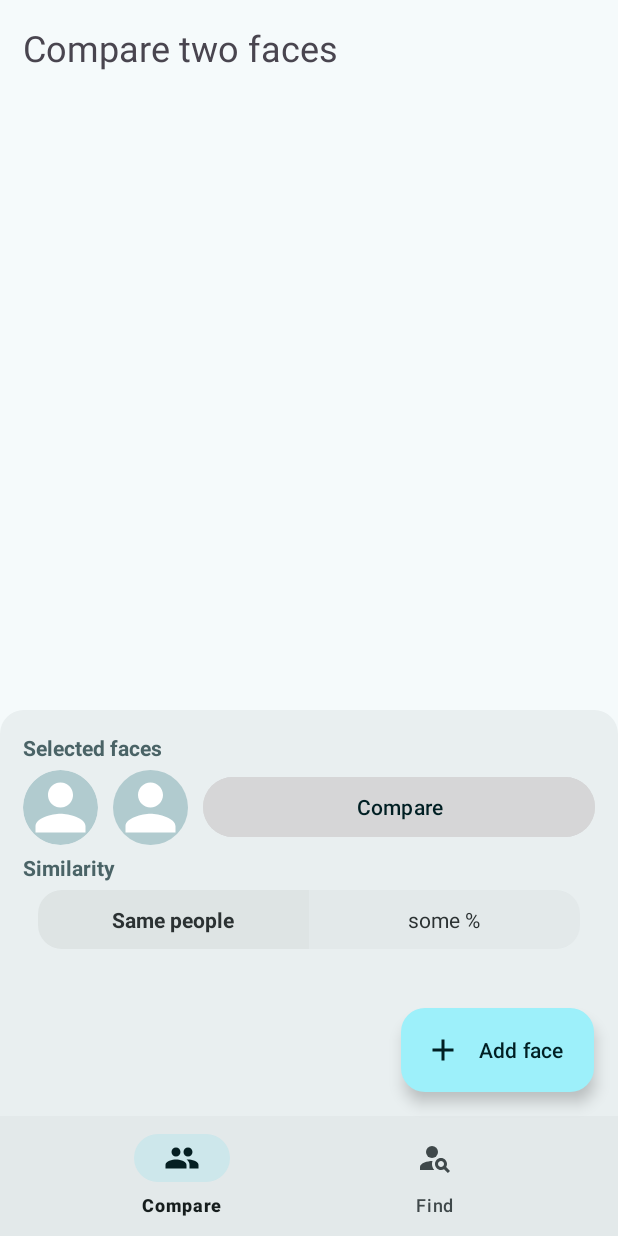
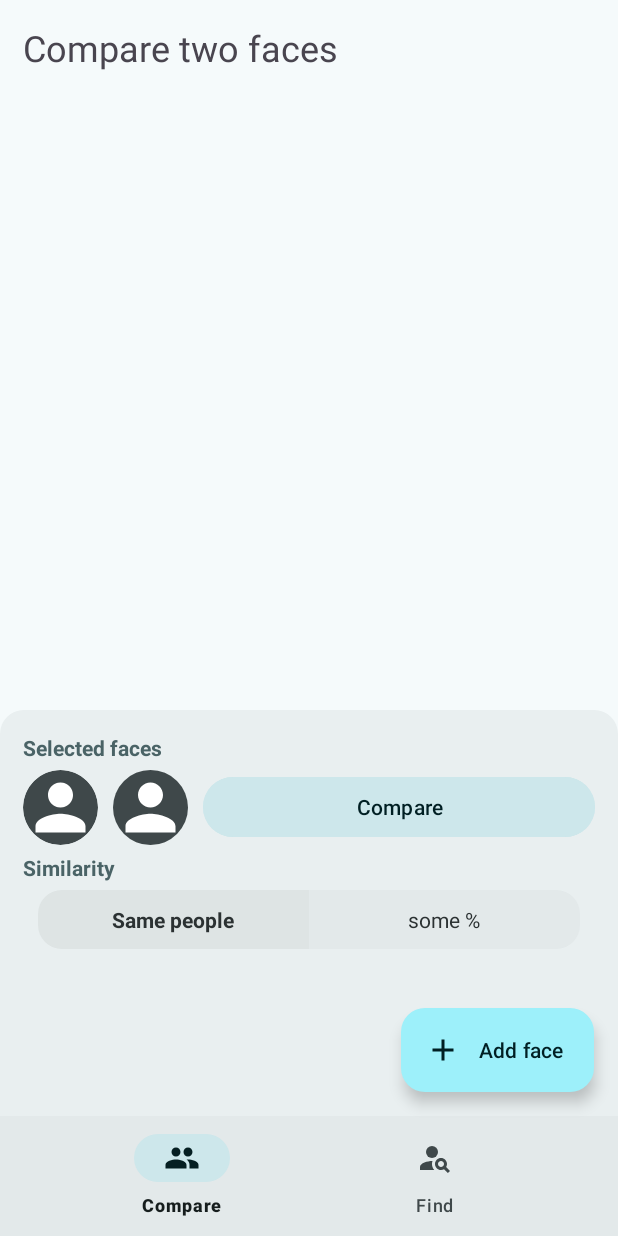
Before and after one commit to bgiraudr/FaceRec, an Android app: the screen it shows after launch (MainActivity), after a tap on an icon or button, on a phone screen of 412 x 824 dp. Run offline under Robolectric (Android 15) with nearby library versions, the phone set to English and light mode, and no system bars; Roboto replaces fonts that are not available here.

Commit message:
Fix face selection

```diff
--- a/app/src/main/java/com/tituya/facerec/adapter/SharedViewModel.kt
+++ b/app/src/main/java/com/tituya/facerec/adapter/SharedViewModel.kt
@@ -6,15 +6,24 @@ import androidx.lifecycle.MutableLiveData
 import androidx.lifecycle.ViewModel
 
 class SharedViewModel : ViewModel() {
-    private val _selectedData = MutableLiveData<Bitmap?>()
-    val selectedData: LiveData<Bitmap?> get() = _selectedData
+    private val _firstFace = MutableLiveData<Bitmap?>()
+    private val _secondFace = MutableLiveData<Bitmap?>()
+    val firstFace: LiveData<Bitmap?> get() = _firstFace
+    val secondFace: LiveData<Bitmap?> get() = _secondFace
 
     fun faceSelected(bmp: Bitmap) {
-        _selectedData.value = bmp
+        if(_firstFace.value == null) {
+            _firstFace.value = bmp
+        } else {
+            _secondFace.value = bmp
+        }
     }
 
-    // first face is shared between fragments, so we need to clear it when it's deselected in one of them
     fun firstFaceDeselected() {
-        _selectedData.value = null
+        _firstFace.value = null
+    }
+
+    fun secondFaceDeselected() {
+        _secondFace.value = null
     }
 }
--- a/app/src/main/java/com/tituya/facerec/ui/intent/FindFragment.kt
+++ b/app/src/main/java/com/tituya/facerec/ui/intent/FindFragment.kt
@@ -25,7 +25,7 @@ class FindFragment : Fragment() {
         binding = FragmentFindBinding.inflate(inflater, container, false)
         val view = binding.root
 
-        sharedViewModel.selectedData.observe(viewLifecycleOwner, {
+        sharedViewModel.firstFace.observe(viewLifecycleOwner, {
             if (firstFaceSelected != null) {
                  Toast.makeText(context, "Face is already selected", Toast.LENGTH_SHORT).show()
             } else {
--- a/app/src/main/java/com/tituya/facerec/ui/intent/MainFragment.kt
+++ b/app/src/main/java/com/tituya/facerec/ui/intent/MainFragment.kt
@@ -9,6 +9,7 @@ import android.view.ViewGroup
 import android.widget.ImageView
 import android.widget.Toast
 import androidx.fragment.app.activityViewModels
+import androidx.lifecycle.LiveData
 import com.bumptech.glide.Glide
 import com.tituya.facerec.R
 import com.tituya.facerec.adapter.SharedViewModel
@@ -27,25 +28,27 @@ class MainFragment : Fragment() {
         binding = FragmentMainBinding.inflate(inflater, container, false)
         val view = binding.root
 
-        sharedViewModel.selectedData.observe(viewLifecycleOwner) {
-            if (firstFaceSelected != null && secondFaceSelected != null) {
-                Toast.makeText(context, "Both faces are already selected", Toast.LENGTH_SHORT).show()
-            } else {
-                Glide.with(this)
-                    .load(it)
-                    .placeholder(R.drawable.person_placeholder)
-                    .circleCrop()
-                    .into(if (firstFaceSelected == null) binding.face1 else binding.face2)
-                if (firstFaceSelected == null) {
+        observeFaceSelection(
+            sharedViewModel.firstFace,
+            {
+                if(firstFaceSelected != null) false
+                else {
                     firstFaceSelected = it
-                } else {
+                    true
+                }
+            },
+            binding.face1)
+
+        observeFaceSelection(
+            sharedViewModel.secondFace,
+            {
+                if(secondFaceSelected != null) false
+                else {
                     secondFaceSelected = it
+                    true
                 }
-                if(firstFaceSelected != null && secondFaceSelected != null) {
-                    binding.compareFaces.isEnabled = true
-                }
-            }
-        }
+            },
+            binding.face2)
 
         faceDeselected(binding.face1) {
             firstFaceSelected = null
@@ -55,6 +58,7 @@ class MainFragment : Fragment() {
 
         faceDeselected(binding.face2) {
             secondFaceSelected = null
+            sharedViewModel.secondFaceDeselected()
             binding.compareFaces.isEnabled = false
         }
 
@@ -76,4 +80,21 @@ class MainFragment : Fragment() {
                 .into(imageView)
         }
     }
+
+    private fun observeFaceSelection(liveData: LiveData<Bitmap?>, onFaceSelected: (Bitmap?) -> Boolean, imageView: ImageView) {
+        liveData.observe(viewLifecycleOwner) {
+            if (onFaceSelected(it)) {
+                Glide.with(this)
+                    .load(it)
+                    .placeholder(R.drawable.person_placeholder)
+                    .circleCrop()
+                    .into(imageView)
+            } else {
+                Toast.makeText(context, "Face is already selected", Toast.LENGTH_SHORT).show()
+            }
+            if(firstFaceSelected != null && secondFaceSelected != null) {
+                binding.compareFaces.isEnabled = true
+            }
+        }
+    }
 }
--- /dev/null
+++ b/app/src/main/res/color/button_color.xml
@@ -0,0 +1,5 @@
+<?xml version="1.0" encoding="utf-8"?>
+<selector xmlns:android="http://schemas.android.com/apk/res/android">
+    <item android:color="?attr/colorSecondaryContainer" android:state_enabled="false" />
+    <item android:color="?attr/colorPrimaryContainer" android:state_enabled="true" />
+</selector>
--- a/app/src/main/res/drawable/person_placeholder.xml
+++ b/app/src/main/res/drawable/person_placeholder.xml
@@ -1,26 +1,14 @@
-<?xml version="1.0" encoding="utf-8"?>
-<!-- res/drawable/avatar_placeholder.xml -->
-<!-- res/drawable/avatar_placeholder.xml -->
-<layer-list xmlns:android="http://schemas.android.com/apk/res/android">
-
-    <!-- Cercle de fond avec teinte modifiable -->
-    <item>
-        <shape android:shape="oval">
-            <solid android:color="?attr/colorSecondaryFixedDim" /> <!-- Utilise la couleur `backgroundTint` appliquée -->
-        </shape>
-    </item>
-
-    <!-- Icône d'avatar (contour de personne) -->
-    <item>
-        <vector
+<vector xmlns:android="http://schemas.android.com/apk/res/android"
     android:width="100dp"
     android:height="100dp"
     android:viewportWidth="24"
     android:viewportHeight="24">
+    <!-- Fond circulaire -->
+    <path
+        android:fillColor="@color/md_theme_onSurfaceVariant"
+        android:pathData="M12,0a12,12 0,1,1 -12,12a12,12 0,0,1 12,-12z" />
+    <!-- Icône de personne -->
     <path
         android:fillColor="#FFFFFF"
         android:pathData="M12,12c2.21,0 4,-1.79 4,-4s-1.79,-4 -4,-4 -4,1.79 -4,4 1.79,4 4,4zm0,2c-2.67,0 -8,1.34 -8,4v2h16v-2c0,-2.66 -5.33,-4 -8,-4z" />
 </vector>
-    </item>
-
-</layer-list>
--- a/app/src/main/res/layout/fragment_find.xml
+++ b/app/src/main/res/layout/fragment_find.xml
@@ -16,7 +16,7 @@
         android:id="@+id/selected_faces"
         android:layout_width="match_parent"
         android:layout_height="wrap_content"
-        android:text="Selected faces"
+        android:text="Selected face"
         app:layout_constraintTop_toTopOf="parent"
         app:layout_constraintEnd_toEndOf="parent"
         app:layout_constraintStart_toStartOf="parent"
```
Lines whose indentation alone changed are shown as unchanged.
